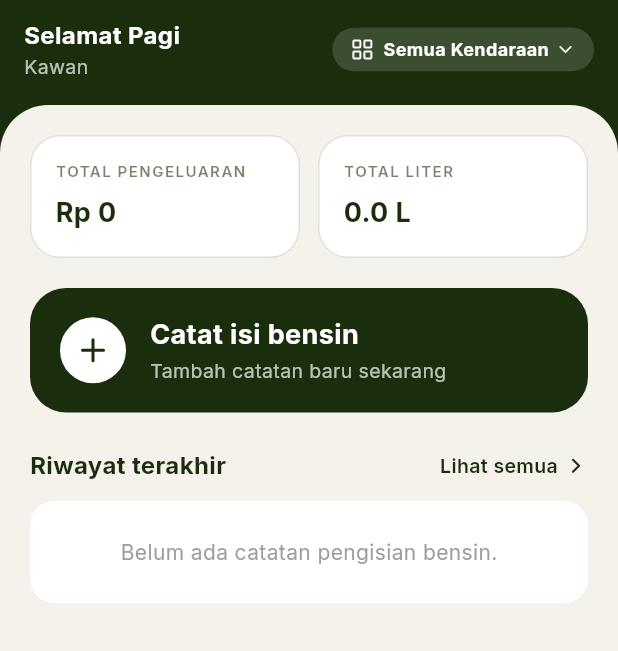
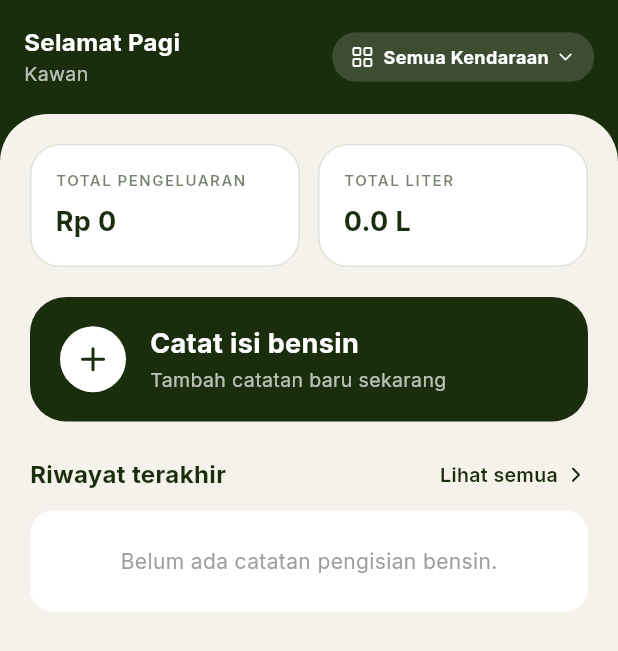
Before and after one commit to SuperDuperBaim/ngebensin-app, a Flutter app: the HomeScreen screen opened directly, on a phone screen of 412 x 824 dp. Shown: the top 651 px of the screen. Run offline on Flutter 3.47's test engine with Material 3 defaults, Android fonts, the phone set to English and light mode, and no system bars; our stand-ins replace google_fonts, lucide_icons, pdf, printing, shared_preferences, sqflite and 1 more; accounts and stored records are empty.

Commit message:
feat: implement core dashboard screens including home, vehicle management, settings, help, and history views

```diff
--- a/lib/screens/history_screen.dart
+++ b/lib/screens/history_screen.dart
@@ -26,8 +26,11 @@ class HistoryScreen extends StatelessWidget {
           children: [
             // Dark Header
             Padding(
-              padding: const EdgeInsets.fromLTRB(12, 12, 16, 16),
+              padding: const EdgeInsets.fromLTRB(16, 16, 16, 16),
+              child: SizedBox(
+                height: 44,
                 child: Row(
+                  crossAxisAlignment: CrossAxisAlignment.center,
                   children: [
                     const Text(
                       'Riwayat',
@@ -65,6 +68,7 @@ class HistoryScreen extends StatelessWidget {
                       label: const Text('Ekspor PDF', style: TextStyle(fontSize: 12, fontWeight: FontWeight.bold)),
                     ),
                   ],
+                ),
               ),
             ),
             // Cream Body Container
--- a/lib/screens/home_screen.dart
+++ b/lib/screens/home_screen.dart
@@ -98,11 +98,15 @@ class _HomeScreenState extends State<HomeScreen> {
           children: [
             // Dark Header
             Padding(
-              padding: const EdgeInsets.fromLTRB(16, 12, 16, 16),
+              padding: const EdgeInsets.fromLTRB(16, 16, 16, 16),
+              child: SizedBox(
+                height: 44,
                 child: Row(
+                  crossAxisAlignment: CrossAxisAlignment.center,
                   children: [
                     Column(
                       crossAxisAlignment: CrossAxisAlignment.start,
+                      mainAxisAlignment: MainAxisAlignment.center,
                       children: [
                         Text(
                           provider.greeting,
@@ -127,7 +131,7 @@ class _HomeScreenState extends State<HomeScreen> {
                       onTap: () => _showVehicleSwitcherDialog(context),
                       borderRadius: BorderRadius.circular(16),
                       child: Container(
-                      padding: const EdgeInsets.symmetric(horizontal: 12, vertical: 6),
+                        padding: const EdgeInsets.symmetric(horizontal: 12, vertical: 8),
                         decoration: BoxDecoration(
                           color: Colors.white.withValues(alpha: 0.15),
                           borderRadius: BorderRadius.circular(16),
@@ -159,6 +163,7 @@ class _HomeScreenState extends State<HomeScreen> {
                       ),
                     ),
                   ],
+                ),
               ),
             ),
             // Cream Body Container
--- a/lib/screens/manage_vehicles_screen.dart
+++ b/lib/screens/manage_vehicles_screen.dart
@@ -282,14 +282,18 @@ class ManageVehiclesScreen extends StatelessWidget {
         child: Column(
           children: [
             Padding(
-              padding: const EdgeInsets.fromLTRB(12, 12, 16, 16),
+              padding: const EdgeInsets.fromLTRB(16, 16, 16, 16),
+              child: SizedBox(
+                height: 44,
                 child: Row(
+                  crossAxisAlignment: CrossAxisAlignment.center,
                   children: [
                     const Text(
                       'Kelola Kendaraan',
                       style: TextStyle(color: Colors.white, fontSize: 20, fontWeight: FontWeight.bold),
                     ),
                   ],
+                ),
               ),
             ),
             Expanded(
--- a/lib/screens/settings_screen.dart
+++ b/lib/screens/settings_screen.dart
@@ -130,14 +130,18 @@ class SettingsScreen extends StatelessWidget {
         child: Column(
           children: [
             Padding(
-              padding: const EdgeInsets.fromLTRB(12, 12, 16, 16),
+              padding: const EdgeInsets.fromLTRB(16, 16, 16, 16),
+              child: SizedBox(
+                height: 44,
                 child: Row(
+                  crossAxisAlignment: CrossAxisAlignment.center,
                   children: [
                     const Text(
                       'Pengaturan',
                       style: TextStyle(color: Colors.white, fontSize: 20, fontWeight: FontWeight.bold),
                     ),
                   ],
+                ),
               ),
             ),
             Expanded(
```
Also changed, not shown: lib/screens/help_screen.dart (+6 -2 lines). Lines whose indentation alone changed are shown as unchanged.
